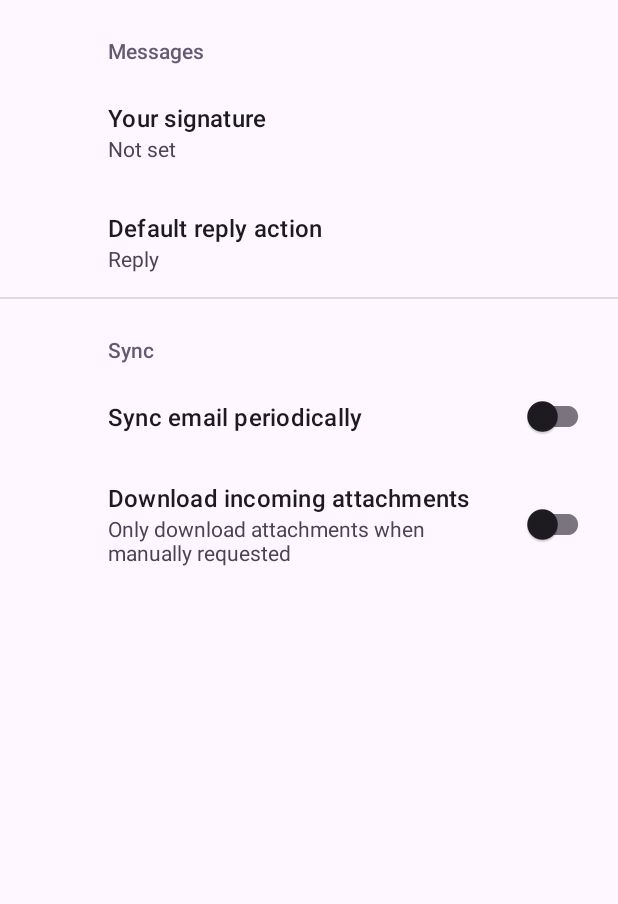
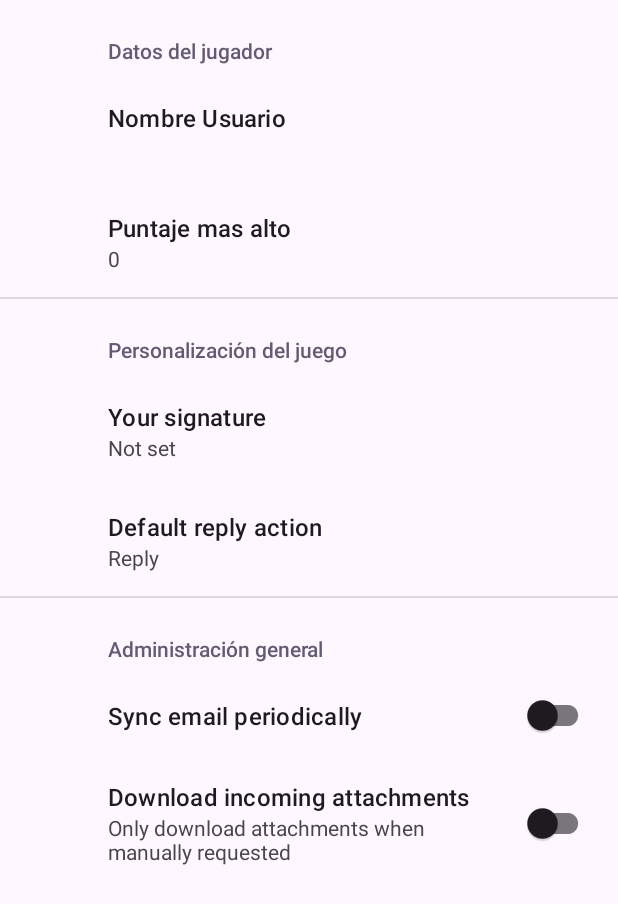
Before and after one commit to Kurosaki-Yuki/BopIt, an Android app: the SettingsActivity screen opened directly, with no data from a screen before it, on a phone screen of 412 x 824 dp. Shown: the top 904 px of the screen. Run offline under Robolectric (Android 15) with nearby library versions, the phone set to English and light mode, and no system bars; our stand-ins replace androidx.preference.

Commit message:
hacer preferences

```diff
--- a/app/src/main/res/values/strings.xml
+++ b/app/src/main/res/values/strings.xml
@@ -20,7 +20,6 @@
     de IDVRV en la universidad de talca
     consiste en una version basica del juego
     para fiestas "bopit"</string>
-
 
     <string name="Preference1">Datos del jugador</string>
 
--- a/app/src/main/res/xml/root_preferences.xml
+++ b/app/src/main/res/xml/root_preferences.xml
@@ -1,37 +1,58 @@
-<PreferenceScreen
+<PreferenceScreen xmlns:android="http://schemas.android.com/apk/res/android"
     xmlns:app="http://schemas.android.com/apk/res-auto">
 
     <PreferenceCategory
-        app:title="@string/messages_header">
+        android:layout_width="wrap_content"
+        android:layout_height="wrap_content"
+        app:title="@string/Preference1">
+
+        <EditTextPreference
+            android:layout_width="wrap_content"
+            android:layout_height="wrap_content"
+            android:defaultValue="Default value"
+            android:selectAllOnFocus="true"
+            android:singleLine="false"
+            app:summary=" "
+            app:title="@string/Nombre_Usuario" />
+        <EditTextPreference
+            android:layout_width="wrap_content"
+            android:layout_height="wrap_content"
+            android:defaultValue="Default value"
+            android:selectAllOnFocus="true"
+            android:singleLine="false"
+            android:title="@string/Max_score"
+            app:summary="@string/Score" />
+
+    </PreferenceCategory>
+    <PreferenceCategory app:title="@string/Preference2">
 
         <EditTextPreference
             app:key="signature"
             app:title="@string/signature_title"
-            app:useSimpleSummaryProvider="true"/>
+            app:useSimpleSummaryProvider="true" />
 
         <ListPreference
+            app:defaultValue="reply"
+            app:entries="@array/reply_entries"
+            app:entryValues="@array/reply_values"
             app:key="reply"
             app:title="@string/reply_title"
-            app:entries="@array/reply_entries"
-            app:entryValues="@array/reply_values"
-            app:defaultValue="reply"
-            app:useSimpleSummaryProvider="true"/>
+            app:useSimpleSummaryProvider="true" />
 
     </PreferenceCategory>
 
-    <PreferenceCategory
-        app:title="@string/sync_header">
+    <PreferenceCategory app:title="@string/Preference3">
 
         <SwitchPreferenceCompat
             app:key="sync"
-            app:title="@string/sync_title"/>
+            app:title="@string/sync_title" />
 
         <SwitchPreferenceCompat
+            app:dependency="sync"
             app:key="attachment"
-            app:title="@string/attachment_title"
+            app:summaryOff="@string/attachment_summary_off"
             app:summaryOn="@string/attachment_summary_on"
-            app:summaryOff="@string/attachment_summary_off"
-            app:dependency="sync"/>
+            app:title="@string/attachment_title" />
 
     </PreferenceCategory>
 
```
